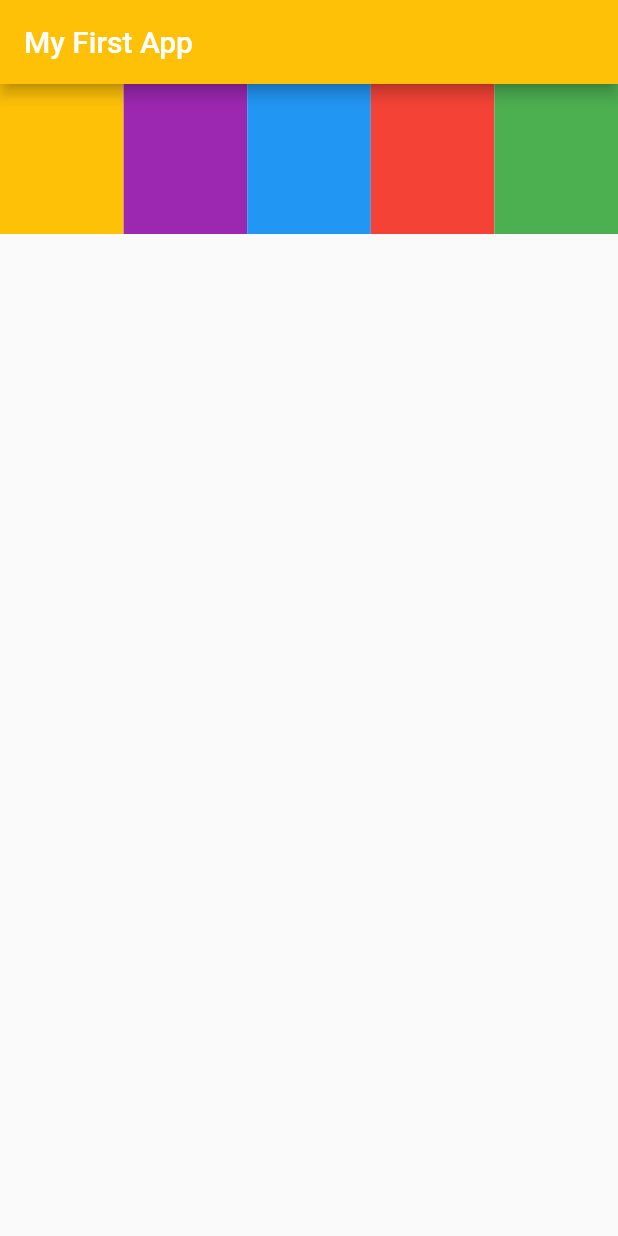
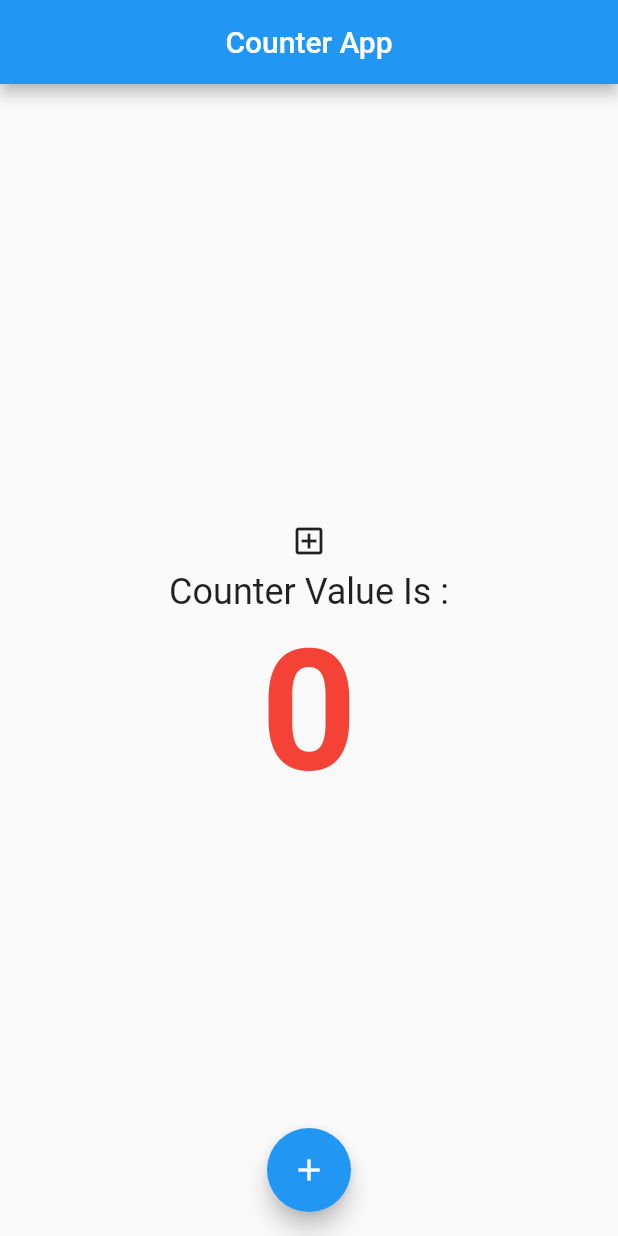
Before and after one commit to mohammadreza-jamali/flutterLearningFundementals, a Flutter app: the screen it shows after launch, on a phone screen of 412 x 824 dp. Run offline on Flutter 3.47's test engine with Material 2 defaults, Android fonts, the phone set to English and light mode, and no system bars.

```diff
--- a/lib/main.dart
+++ b/lib/main.dart
@@ -1,25 +1,25 @@
 import 'package:flutter/material.dart';
 
 void main() {
+  print("Main method called");
   runApp(MyWidget());
 }
+
 class MyWidget extends StatelessWidget {
-
   @override
   Widget build(BuildContext context) {
+    print("MyWidget build method called");
     return MaterialApp(
-      theme: ThemeData(primarySwatch: Colors.blue ),
-      home: Scaffold(
-        appBar: AppBar(
-          title: Text("My First App"),
-          backgroundColor: Colors.amber,
+      title: "MyCounter",
+        theme: ThemeData(
+          primarySwatch: Colors.blue,
+            textTheme: TextTheme(headline1: TextStyle(color:Colors.red,fontWeight: FontWeight.bold))
           ),
-        body: containerWithFlexible()
-      ),
-    );
+        home: MyHomePage());
   }
 
-Widget containerWithProblem(){
+/*
+  Widget containerWithProblem() {
     return Container(
       child: Row(
         mainAxisAlignment: MainAxisAlignment.spaceBetween,
@@ -56,7 +56,7 @@ Widget containerWithProblem(){
     );
   }
 
-Widget containerWithExpanded(){
+  Widget containerWithExpanded() {
     return Container(
       child: Row(
         mainAxisAlignment: MainAxisAlignment.spaceBetween,
@@ -116,7 +116,7 @@ Widget containerWithExpanded(){
     );
   }
 
-Widget containerWithFlexible(){
+  Widget containerWithFlexible() {
     return Container(
       child: Row(
         mainAxisAlignment: MainAxisAlignment.spaceBetween,
@@ -169,19 +169,23 @@ Widget containerWithFlexible(){
         mainAxisAlignment: MainAxisAlignment.spaceAround,
         crossAxisAlignment: CrossAxisAlignment.stretch,
         children: [
-                Icon(Icons.person_pin_circle,
+          Icon(
+            Icons.person_pin_circle,
             color: Colors.green,
             size: 64,
           ),
-                Icon(Icons.person_pin_circle,
+          Icon(
+            Icons.person_pin_circle,
             color: Colors.orange,
             size: 64,
           ),
-                Icon(Icons.person_pin_circle,
+          Icon(
+            Icons.person_pin_circle,
             color: Colors.purple,
             size: 64,
           ),
-                Icon(Icons.person_pin_circle,
+          Icon(
+            Icons.person_pin_circle,
             color: Colors.blue,
             size: 64,
           ),
@@ -198,19 +202,23 @@ Widget containerWithFlexible(){
         mainAxisAlignment: MainAxisAlignment.spaceAround,
         crossAxisAlignment: CrossAxisAlignment.center,
         children: [
-                Icon(Icons.person_pin_circle,
+          Icon(
+            Icons.person_pin_circle,
             color: Colors.green,
             size: 64,
           ),
-                Icon(Icons.person_pin_circle,
+          Icon(
+            Icons.person_pin_circle,
             color: Colors.orange,
             size: 64,
           ),
-                Icon(Icons.person_pin_circle,
+          Icon(
+            Icons.person_pin_circle,
             color: Colors.purple,
             size: 64,
           ),
-                Icon(Icons.person_pin_circle,
+          Icon(
+            Icons.person_pin_circle,
             color: Colors.blue,
             size: 64,
           ),
@@ -223,44 +231,34 @@ Widget containerFreaturs() {
     return Center(
         child: Container(
       padding: EdgeInsets.all(20),
-          decoration:BoxDecoration(
+      decoration: BoxDecoration(
           color: Colors.orange,
           image: DecorationImage(
-              image:NetworkImage("https://w0.peakpx.com/wallpaper/698/192/HD-wallpaper-nature-nature-thumbnail.jpg"),
-              fit: BoxFit.scaleDown
-               ),
-            border: Border.all(
-              color: Colors.purple,
-              width: 4
-            ),
-            borderRadius:BorderRadius.only(topRight: Radius.circular(20),bottomLeft: Radius.circular(20)),
+              image: NetworkImage(
+                  "https://w0.peakpx.com/wallpaper/698/192/HD-wallpaper-nature-nature-thumbnail.jpg"),
+              fit: BoxFit.scaleDown),
+          border: Border.all(color: Colors.purple, width: 4),
+          borderRadius: BorderRadius.only(
+              topRight: Radius.circular(20), bottomLeft: Radius.circular(20)),
           boxShadow: [
             BoxShadow(
-                color: Colors.green,
-                offset: Offset(10, 10),
-                blurRadius: 10
-              ),
+                color: Colors.green, offset: Offset(10, 10), blurRadius: 10),
             BoxShadow(
-                color: Colors.yellow,
-                offset: Offset(10, -10),
-                blurRadius: 20
-              )
-            ]
-
-          ) ,
-        )
-      );
+                color: Colors.yellow, offset: Offset(10, -10), blurRadius: 20)
+          ]),
+    ));
   }
 
-  Widget centerFeatures(){
+  Widget centerFeatures() {
     return Container(
       child: Center(
-        heightFactor:3 ,
-        widthFactor:3 ,
+        heightFactor: 3,
+        widthFactor: 3,
         child: Container(
           height: 100,
           width: 100,
-          color: Colors.orange,),
+          color: Colors.orange,
+        ),
       ),
     );
   }
@@ -276,8 +274,72 @@ Widget containerFreaturs() {
             margin: EdgeInsets.all(40),
             color: Colors.green,
             child: Text("Hello World"),
-          )
+          )),
+    );
+  }
+  */
+}
+
+class MyHomePage extends StatefulWidget {
+  const MyHomePage({super.key});
+
+  @override
+  State<MyHomePage> createState() => _MyHomePageState();
+}
+
+class _MyHomePageState extends State<MyHomePage> {
+   int _counter = 0;
+
+  @override
+  Widget build(BuildContext context) {
+    print("MyHomePage build method called");
+    return Scaffold(
+      appBar: AppBar(
+        title: Text("Counter App"),
+        centerTitle: true,
+      ),
+      floatingActionButton: FloatingActionButton(
+        onPressed: () {
+          _increase();
+          print("floating action button clicked and counter value is $_counter");
+        },
+        child: Icon(Icons.add),
+      ),
+      floatingActionButtonLocation: FloatingActionButtonLocation.centerFloat,
+      body: Container(
+        child: Center(
+            child: Column(
+              mainAxisSize: MainAxisSize.min,
+          children: [
+            MyCounterIcon(),
+            Text(
+              "Counter Value Is :",
+              style: TextStyle(fontSize: 24),
+            ),
+            Text(_counter.toString(), style:Theme.of(context).textTheme.headline1)
+          ],
+        )),
       ),
     );
   }
+
+  void _increase() {
+    setState(() {
+      _counter++;
+    });
   }
+}
+class MyCounterIcon extends StatefulWidget {
+  const MyCounterIcon({super.key});
+
+  @override
+  State<MyCounterIcon> createState() => _MyCounterIconState();
+}
+
+class _MyCounterIconState extends State<MyCounterIcon> {
+  @override
+  Widget build(BuildContext context) {
+    return Padding(padding: EdgeInsets.all(8),
+    child: Icon(Icons.add_box_outlined),);
+  }
+}
```
Lines whose indentation alone changed are shown as unchanged.
